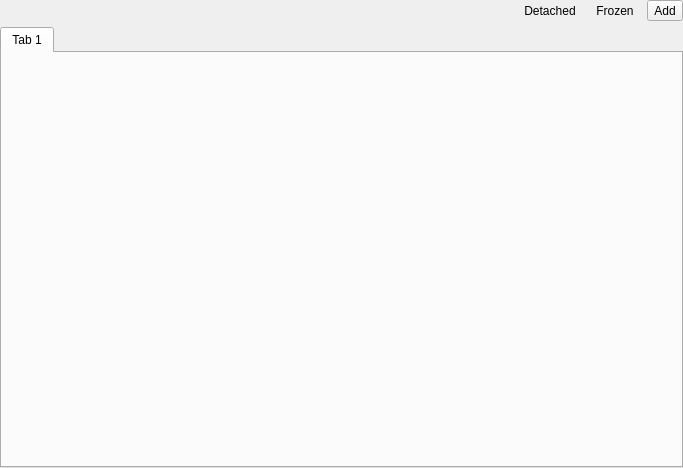
Old version of the form Viewer/src/InfoPanel.ui in the repository ecmwf/ecflow.
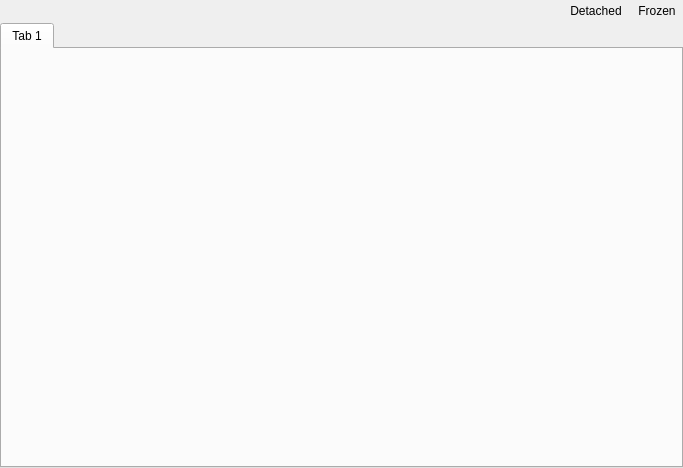
New version of the form. Custom widgets are drawn as their Qt base class.

```diff
--- a/Viewer/src/InfoPanel.ui
+++ b/Viewer/src/InfoPanel.ui
@@ -14,6 +14,9 @@
    <string>Form</string>
   </property>
   <layout class="QVBoxLayout" name="verticalLayout">
+   <property name="spacing">
+    <number>2</number>
+   </property>
    <property name="margin">
     <number>0</number>
    </property>
@@ -61,13 +64,6 @@
        </property>
       </widget>
      </item>
-     <item>
-      <widget class="QToolButton" name="addTb">
-       <property name="text">
-        <string>Add</string>
-       </property>
-      </widget>
-     </item>
     </layout>
    </item>
    <item>
```
